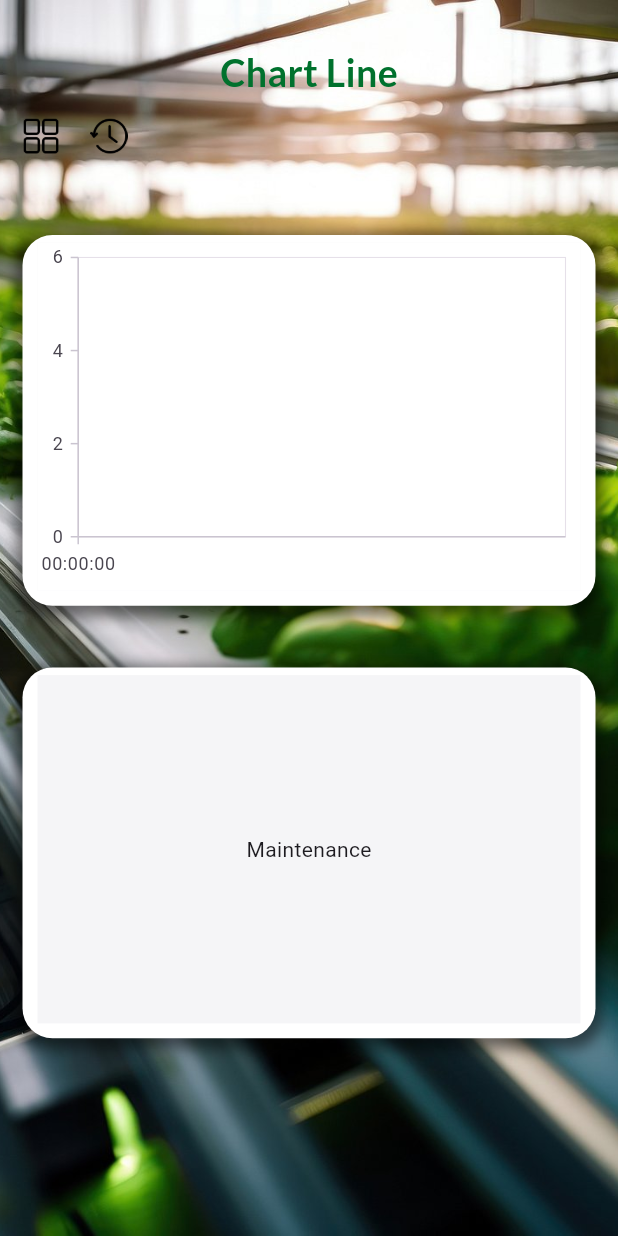
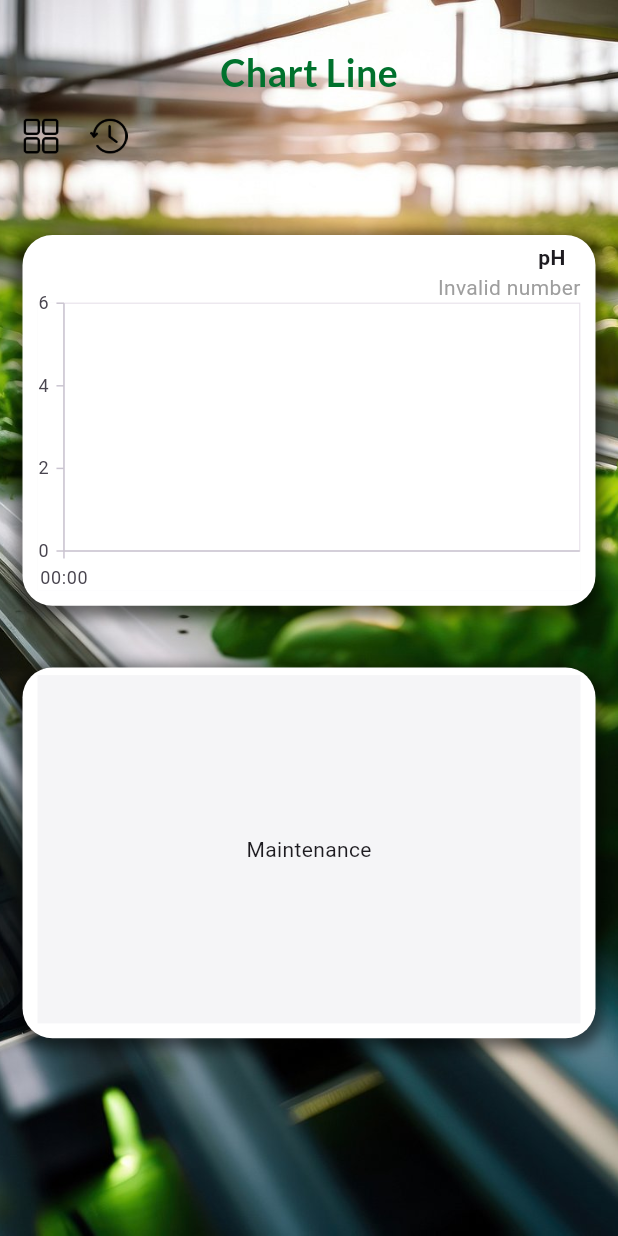
Before and after one commit to Marato01/HydroB_UAT, a Flutter app: the ChartLineScreen screen opened directly, on a phone screen of 412 x 824 dp. Run offline on Flutter 3.47's test engine with Material 3 defaults, Android fonts, the phone set to English and light mode, and no system bars; our stand-ins replace animated_notch_bottom_bar, cherry_toast, device_info_plus, geolocator, hive_flutter, image_picker and 4 more; missing offline and left inert: appinio_animated_toggle_tab, flutter_reactive_ble, khmer_fonts, qr_code_scanner, riff_switch; accounts and stored records are empty; generated files the repository leaves out were written again.

Commit message:
modify UI

```diff
--- a/lib/views/deskboard_screen/button_navigation_bar/home_screen/chart_line/chart_line_screen.dart
+++ b/lib/views/deskboard_screen/button_navigation_bar/home_screen/chart_line/chart_line_screen.dart
@@ -1,4 +1,6 @@
 import 'package:flutter/material.dart';
+import 'package:provider/provider.dart';
+import '../../../../../view_model/Bluetooth_provider/BLEProvider.dart';
 import '../../button_navigation_bar.dart';
 import '../history/history_screen.dart';
 import 'linechart_EC/linechart_EC.dart';
@@ -96,7 +98,46 @@ class _ChartLineScreenState extends State<ChartLineScreen> {
                     ),
                   ],
                 ),
-                child: LinechartPH(),
+                child: Column(
+                  crossAxisAlignment: CrossAxisAlignment.end,
+                  children: [
+
+                    Padding(
+                      padding: const EdgeInsets.only(right: 10.0),
+                      child: Text('pH', style: TextStyle(fontWeight: FontWeight.bold),),
+                    ),
+
+                    Consumer<BLEProvider>(
+                      builder: (context, bleProvider, child) {
+                        final number = bleProvider.latestNumber;
+                        if (number != null) {
+                          if (number < 7) {
+                            return Text(
+                              "${number.toString()} ACID",
+                              style: TextStyle(color: Colors.red),
+                            );
+                          } else if (number > 7) {
+                            return Text(
+                              "${number.toString()} ALKALINE",
+                              style: TextStyle(color: Colors.green),
+                            );
+                          } else if (number == 7) {
+                            return Text(
+                              "${number.toString()} NEUTRAL",
+                              style: TextStyle(color: Colors.blue),
+                            );
+                          }
+                        }
+                        return Text(
+                          "Invalid number",
+                          style: TextStyle(color: Colors.grey),
+                        );
+                      },
+                    ),
+
+                    Expanded(child: LinechartPH()),
+                  ],
+                )
               ),
               heightsize,
               Container(
--- a/lib/views/deskboard_screen/button_navigation_bar/home_screen/chart_line/linechat_pH/linechart_pH.dart
+++ b/lib/views/deskboard_screen/button_navigation_bar/home_screen/chart_line/linechat_pH/linechart_pH.dart
@@ -65,11 +65,13 @@ class _LinechartPHState extends State<LinechartPH> {
     return Scaffold(
       body: Center(
         child: SfCartesianChart(
+          margin: EdgeInsets.all(0.5),
           backgroundColor: Colors.white,
           primaryXAxis: DateTimeAxis(
             majorGridLines: MajorGridLines(width: 0), // Hides X-axis grid lines
-            intervalType: DateTimeIntervalType.seconds,
-            dateFormat: DateFormat('HH:mm:ss'),
+            // intervalType: DateTimeIntervalType.milliseconds,
+            dateFormat: DateFormat('HH:mm'),
+            rangePadding: ChartRangePadding.auto,
           ),
           primaryYAxis: NumericAxis(
             majorGridLines: MajorGridLines(width: 0), // Hides Y-axis grid lines
@@ -82,10 +84,9 @@ class _LinechartPHState extends State<LinechartPH> {
               yValueMapper: (_ChartData data, _) => data.value,
               color: Colors.green.withOpacity(0.3),
               borderColor: Colors.green,
-              borderWidth: 2,
+              borderWidth: 1,
               dataLabelSettings: const DataLabelSettings(
                 isVisible: false,
-                // labelAlignment: ChartDataLabelAlignment.auto,
               ),
             ),
           ],
```
